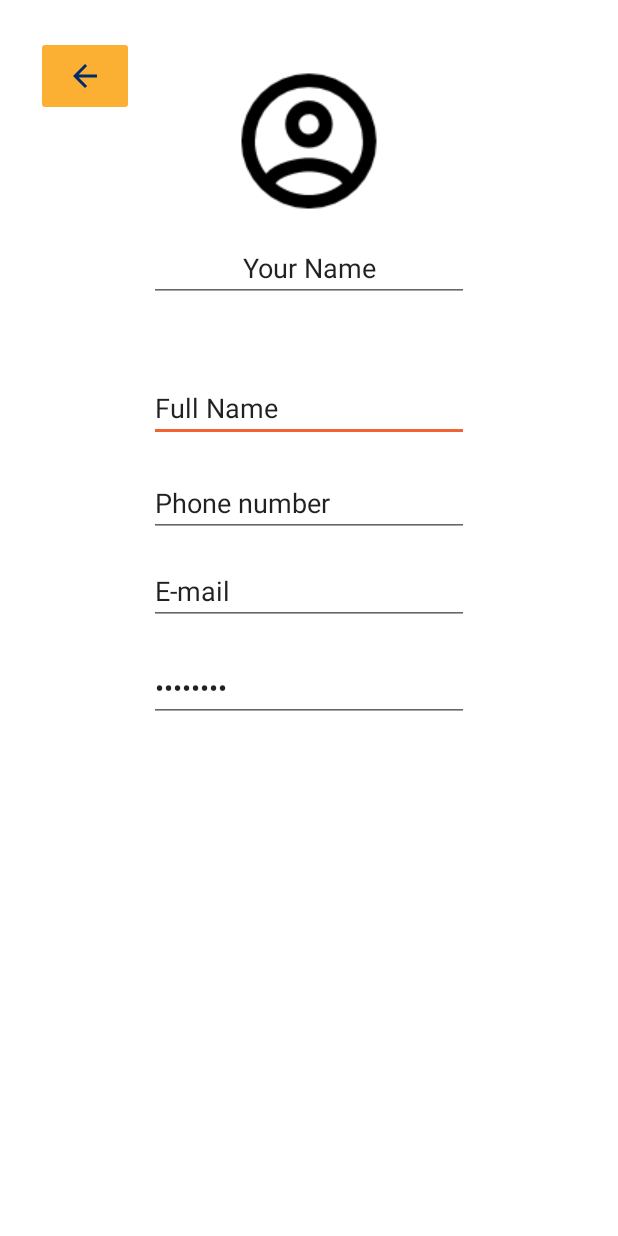
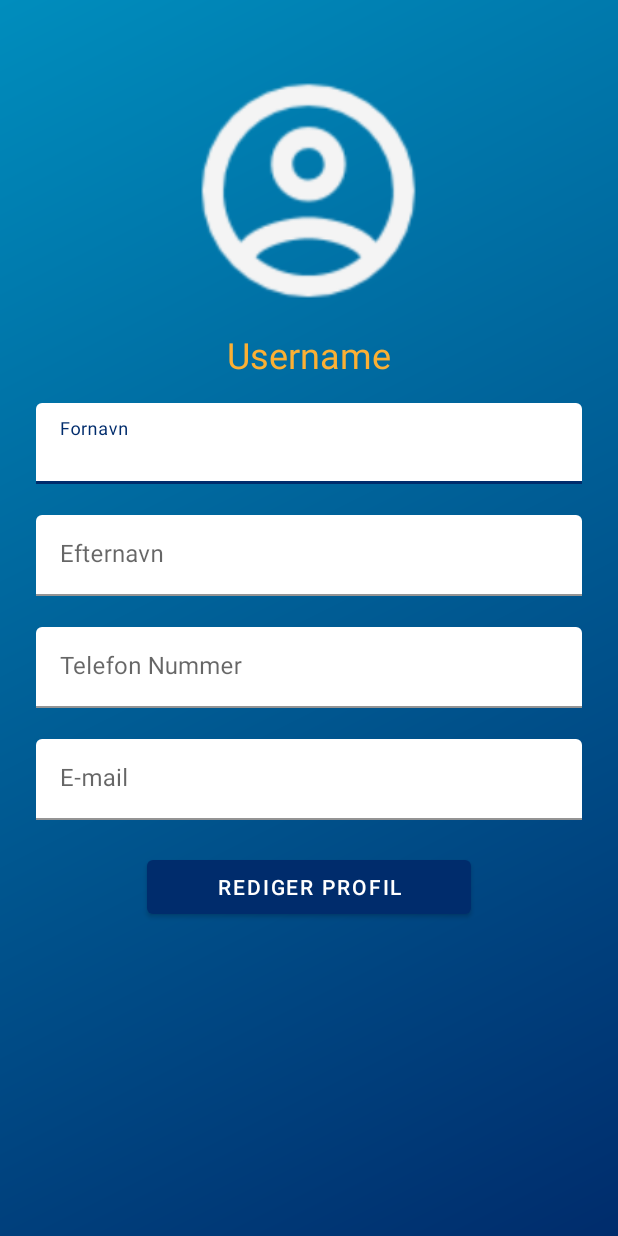
Before and after one commit to CATOS15/Madspild, an Android app: the EditProfileActivity screen opened directly, with no data from a screen before it, on a phone screen of 412 x 824 dp. Run offline under Robolectric (Android 15) with nearby library versions, the phone set to English and light mode, and no system bars; 5 statements that could not run were skipped.

Commit message:
Profil opsætning

```diff
--- a/app/src/main/java/madspild/Activities/EditProfileActivity.java
+++ b/app/src/main/java/madspild/Activities/EditProfileActivity.java
@@ -3,30 +3,89 @@ package madspild.Activities;
 import android.content.Intent;
 import android.os.Bundle;
 import android.view.View;
+import android.widget.Button;
 import android.widget.ImageButton;
+import android.widget.TextView;
 
 import androidx.appcompat.app.AppCompatActivity;
 import com.example.madspild.R;
+import com.google.android.material.textfield.TextInputEditText;
+import com.google.android.material.textfield.TextInputLayout;
+
 import madspild.Fragments.LoginFragment;
 import madspild.Helpers.HttpClientHelper;
+import madspild.HttpClient.AuthenticationClient;
+import madspild.HttpClient.Config.HttpClient;
 
 public class EditProfileActivity extends AppCompatActivity {
+
+    TextInputLayout editprofile_text_firstname; //fornavn
+    TextInputEditText editprofile_edit_firstname;
+
+    TextInputLayout editprofile_text_lastname; //efternavn
+    TextInputEditText editprofile_edit_lastname;
+
+    TextInputLayout editprofile_text_phonenumber; //telefon nummer
+    TextInputEditText editprofile_edit_phonenumber;
+
+    TextInputLayout editprofile_text_email; //e-mail
+    TextInputEditText editprofile_edit_email;
+
+    TextView editprofile_text_username; //brugernavn
+
+    Button editprofile_button;
 
     protected void onCreate(Bundle savedInstanceState) {
         super.onCreate(savedInstanceState);
         setContentView(R.layout.activity_editprofile);
 
-        ImageButton backbutton = findViewById(R.id.backButton);
 
-        backbutton.setOnClickListener(new View.OnClickListener() {
+
+        //Henter views
+        editprofile_text_firstname = findViewById(R.id.editprofile_text_firstname);
+        editprofile_edit_firstname = findViewById(R.id.editprofile_edit_firstname);
+
+        editprofile_text_lastname = findViewById(R.id.editprofile_text_lastname);
+        editprofile_edit_lastname = findViewById(R.id.editprofile_edit_lastname);
+
+        editprofile_text_phonenumber = findViewById(R.id.editprofile_text_phonenumber);
+        editprofile_edit_phonenumber = findViewById(R.id.editprofile_edit_phonenumber);
+
+        editprofile_text_email = findViewById(R.id.editprofile_text_email);
+        editprofile_edit_email = findViewById(R.id.editprofile_edit_email);
+
+        editprofile_text_username = findViewById(R.id.editprofile_text_username);
+
+        editprofile_button = findViewById(R.id.editprofile_button);
+
+
+        //Sæt brugerinfo
+        editprofile_text_firstname.getEditText().setText(HttpClientHelper.user.getFirstname());
+        editprofile_text_lastname.getEditText().setText(HttpClientHelper.user.getLastname());
+        editprofile_text_phonenumber.getEditText().setText(HttpClientHelper.user.getPhone());
+        editprofile_text_email.getEditText().setText(HttpClientHelper.user.getEmail());
+        editprofile_text_username.setText(HttpClientHelper.user.getUsername());
+
+        editprofile_button.setOnClickListener(new View.OnClickListener() {
             @Override
             public void onClick(View v) {
-           // gotToLevel();
-                onBackPressed();
+                HttpClientHelper.user.setFirstname(editprofile_edit_firstname.getText().toString() );
+                HttpClientHelper.user.setLastname(editprofile_edit_lastname.getText().toString() );
+                HttpClientHelper.user.setPhone(editprofile_edit_phonenumber.getText().toString() );
+                HttpClientHelper.user.setEmail(editprofile_edit_email.getText().toString());
+
+
+                AuthenticationClient authenticationClient = new AuthenticationClient();
+                authenticationClient.editUser(HttpClientHelper.user, (respObject) -> {
+                },(respError) -> {
+                    System.out.println(respError);
+                });
             }
         });
 
+
     }
+
     public void gotToLevel(){
         Intent intent = new Intent(this, MainActivity.class);
         intent.putExtra("CAME_FROM_EDIT_PROFILE", true);
--- a/app/src/main/res/layout/activity_editprofile.xml
+++ b/app/src/main/res/layout/activity_editprofile.xml
@@ -1,110 +1,118 @@
-<?xml version="1.0" encoding="utf-8"?>
-
 <ScrollView xmlns:android="http://schemas.android.com/apk/res/android"
     xmlns:app="http://schemas.android.com/apk/res-auto"
-    xmlns:tools="http://schemas.android.com/tools"
     android:layout_width="match_parent"
     android:layout_height="match_parent"
-    tools:context="madspild.Activities.EditProfileActivity">
+    android:background="@drawable/gradient_login">
 
-<androidx.constraintlayout.widget.ConstraintLayout
+    <LinearLayout
         android:layout_width="match_parent"
-    android:layout_height="match_parent">
+        android:layout_height="wrap_content"
+        android:clipChildren="false"
+        android:clipToPadding="false"
+        android:orientation="vertical"
+        android:padding="24dp"
+        android:paddingTop="16dp">
 
         <ImageView
-        android:id="@+id/imageView2"
-        android:layout_width="wrap_content"
+            android:layout_width="170dp"
+            android:layout_height="170dp"
+            android:layout_gravity="center_horizontal"
+            android:layout_marginTop="18dp"
+            android:layout_marginBottom="8dp"
+            android:contentDescription="@string/ms_imagedescription_logo"
+            app:srcCompat="@drawable/icon_profile"
+            app:tint="@color/GS1LightGray" />
+
+        <TextView
+            android:id="@+id/editprofile_text_username"
+            android:layout_width="match_parent"
             android:layout_height="wrap_content"
-        android:layout_marginTop="40dp"
-        android:contentDescription="@string/profile"
-        android:src="@drawable/icon_profile"
-        app:layout_constraintEnd_toEndOf="parent"
-        app:layout_constraintStart_toStartOf="parent"
-        app:layout_constraintTop_toTopOf="parent" />
+            android:layout_marginTop="0dp"
+            android:layout_marginBottom="16dp"
+            android:hint="@string/ms_hint_username"
+            android:text="@string/editprofile_username"
+            android:textAlignment="center"
+            android:textColor="@color/GS1Peach"
+            android:textSize="24sp" />
 
-    <EditText
-        android:id="@+id/editTextTextPersonName3"
-        android:layout_width="wrap_content"
+        <com.google.android.material.textfield.TextInputLayout
+            style="@style/Widget.TipTime.TextInputLayout.Filled"
+            android:id="@+id/editprofile_text_firstname"
+            android:layout_width="match_parent"
             android:layout_height="wrap_content"
-        android:layout_marginTop="8dp"
-        android:ems="10"
-        android:importantForAutofill="no"
-        android:inputType="textPersonName"
-        android:text="@string/your_name"
-        android:textAlignment="center"
-        app:layout_constraintEnd_toEndOf="parent"
-        app:layout_constraintStart_toStartOf="parent"
-        app:layout_constraintTop_toBottomOf="@+id/imageView2"
-        tools:ignore="LabelFor" />
+            android:hint="@string/editprofile_first_name"
+            app:errorEnabled="true">
 
-    <EditText
-        android:id="@+id/editTextTextPersonName4"
-        android:layout_width="wrap_content"
+            <com.google.android.material.textfield.TextInputEditText
+                android:id="@+id/editprofile_edit_firstname"
+                android:layout_width="match_parent"
                 android:layout_height="wrap_content"
-        android:layout_marginTop="48dp"
-        android:ems="10"
-        android:importantForAutofill="no"
-        android:inputType="textPersonName"
-        android:text="@string/full_name"
-        app:layout_constraintEnd_toEndOf="parent"
-        app:layout_constraintStart_toStartOf="parent"
-        app:layout_constraintTop_toBottomOf="@+id/editTextTextPersonName3"
-        tools:ignore="LabelFor" />
+                android:inputType="text"
+                android:maxLines="1" />
+        </com.google.android.material.textfield.TextInputLayout>
 
-    <EditText
-        android:id="@+id/editTextTextEmailAddress2"
-        android:layout_width="wrap_content"
+        <com.google.android.material.textfield.TextInputLayout
+            style="@style/Widget.TipTime.TextInputLayout.Filled"
+            android:id="@+id/editprofile_text_lastname"
+            android:layout_width="match_parent"
             android:layout_height="wrap_content"
-        android:layout_marginTop="13dp"
-        android:ems="10"
-        android:importantForAutofill="no"
-        android:inputType="textEmailAddress"
-        android:text="@string/e_mail"
-        app:layout_constraintEnd_toEndOf="parent"
-        app:layout_constraintStart_toStartOf="parent"
-        app:layout_constraintTop_toBottomOf="@+id/editTextPhone2"
-        tools:ignore="LabelFor" />
+            android:hint="@string/editprofile_last_name"
+            app:errorEnabled="true">
 
-    <EditText
-        android:id="@+id/editTextTextPassword2"
-        android:layout_width="wrap_content"
+            <com.google.android.material.textfield.TextInputEditText
+                android:id="@+id/editprofile_edit_lastname"
+                android:layout_width="match_parent"
                 android:layout_height="wrap_content"
-        android:layout_marginTop="19dp"
-        android:ems="10"
-        android:importantForAutofill="no"
-        android:inputType="textPassword"
-        android:text="@string/password"
-        app:layout_constraintEnd_toEndOf="parent"
-        app:layout_constraintStart_toStartOf="parent"
-        app:layout_constraintTop_toBottomOf="@+id/editTextTextEmailAddress2"
-        tools:ignore="LabelFor" />
+                android:inputType="text"
+                android:maxLines="1" />
+        </com.google.android.material.textfield.TextInputLayout>
 
-    <EditText
-        android:id="@+id/editTextPhone2"
-        android:layout_width="wrap_content"
+        <com.google.android.material.textfield.TextInputLayout
+            style="@style/Widget.TipTime.TextInputLayout.Filled"
+            android:id="@+id/editprofile_text_phonenumber"
+            android:layout_width="match_parent"
             android:layout_height="wrap_content"
-        android:layout_marginTop="18dp"
-        android:ems="10"
-        android:importantForAutofill="no"
-        android:inputType="phone"
-        android:text="@string/phone_number"
-        app:layout_constraintEnd_toEndOf="parent"
-        app:layout_constraintStart_toStartOf="parent"
-        app:layout_constraintTop_toBottomOf="@+id/editTextTextPersonName4"
-        tools:ignore="LabelFor" />
+            android:hint="@string/editprofile_phone_number"
+            app:errorEnabled="true">
 
-    <ImageButton
-        android:id="@+id/backButton"
-        android:layout_width="65dp"
-        android:layout_height="53dp"
-        android:layout_marginStart="24dp"
-        android:layout_marginTop="24dp"
-        android:backgroundTint="@color/GS1Peach"
-        android:contentDescription="@string/button"
-        android:tint="@color/GS1Blue"
-        app:layout_constraintStart_toStartOf="parent"
-        app:layout_constraintTop_toTopOf="parent"
-        app:srcCompat="@drawable/abc_vector_test" />
+            <com.google.android.material.textfield.TextInputEditText
+                android:id="@+id/editprofile_edit_phonenumber"
+                android:layout_width="match_parent"
+                android:layout_height="wrap_content"
+                android:inputType="text"
+                android:maxLines="1" />
+        </com.google.android.material.textfield.TextInputLayout>
 
-</androidx.constraintlayout.widget.ConstraintLayout>
+        <com.google.android.material.textfield.TextInputLayout
+            style="@style/Widget.TipTime.TextInputLayout.Filled"
+            android:id="@+id/editprofile_text_email"
+            android:layout_width="match_parent"
+            android:layout_height="wrap_content"
+            android:hint="@string/e_mail"
+            app:errorEnabled="true">
+
+            <com.google.android.material.textfield.TextInputEditText
+                android:id="@+id/editprofile_edit_email"
+                android:layout_width="match_parent"
+                android:layout_height="wrap_content"
+                android:inputType="text"
+                android:maxLines="1" />
+        </com.google.android.material.textfield.TextInputLayout>
+
+        <RelativeLayout
+            android:layout_width="match_parent"
+            android:layout_height="wrap_content">
+
+            <com.google.android.material.button.MaterialButton
+                android:id="@+id/editprofile_button"
+                android:layout_width="215dp"
+                android:layout_height="wrap_content"
+                android:layout_alignParentStart="true"
+                android:layout_alignParentEnd="true"
+                android:layout_marginStart="74dp"
+                android:layout_marginEnd="74dp"
+                android:text="@string/edit_profile" />
+
+        </RelativeLayout>
+    </LinearLayout>
 </ScrollView>
--- /dev/null
+++ b/app/src/main/res/values/strings_edit_profile.xml
@@ -0,0 +1,10 @@
+<?xml version="1.0" encoding="utf-8"?>
+<resources>
+    <string name="editprofile_first_name">Fornavn</string>
+    <string name="editprofile_last_name">Efternavn</string>
+    <string name="editprofile_phone_number">Telefon Nummer</string>
+    <string name="editprofile_e_mail">E-mail</string>
+    <string name="edit_profile">REDIGER PROFIL</string>
+    <string name="editprofile_full_name">Hej Fulde Navn</string>
+    <string name="editprofile_username">Username</string>
+</resources>
```
Lines whose indentation alone changed are shown as unchanged.
